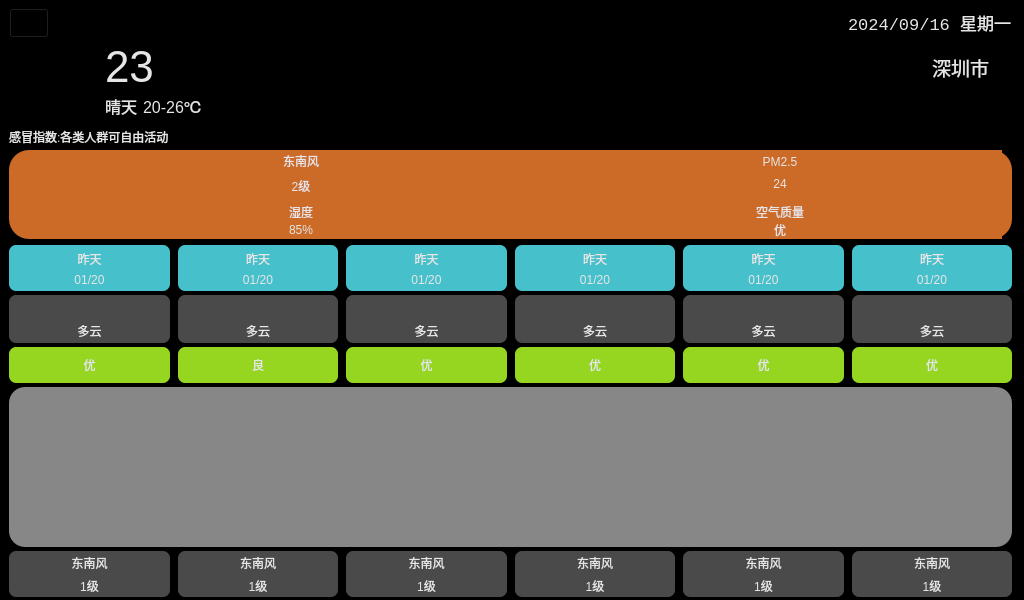
Darksuger6/CarSystem, file weather.ui: the form before one commit.
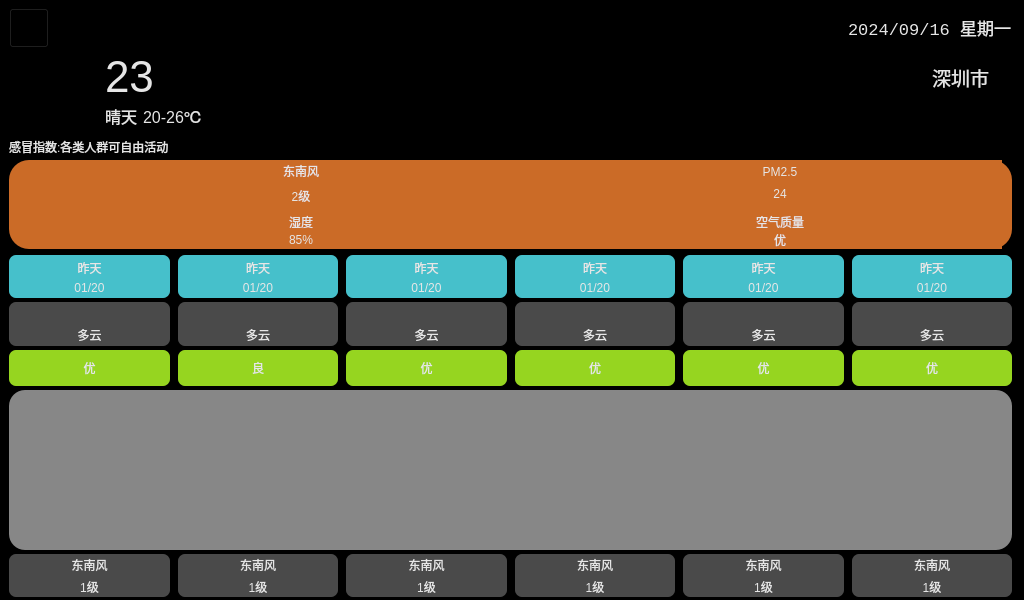
The form after the commit. Icons and pictures are not drawn.

Commit message: 修改天气返回按钮大小

Diff of the .ui file:
```diff
--- a/weather.ui
+++ b/weather.ui
@@ -48,8 +48,8 @@
         <widget class="QPushButton" name="back">
          <property name="minimumSize">
           <size>
-           <width>20</width>
-           <height>30</height>
+           <width>40</width>
+           <height>40</height>
           </size>
          </property>
          <property name="styleSheet">
```
